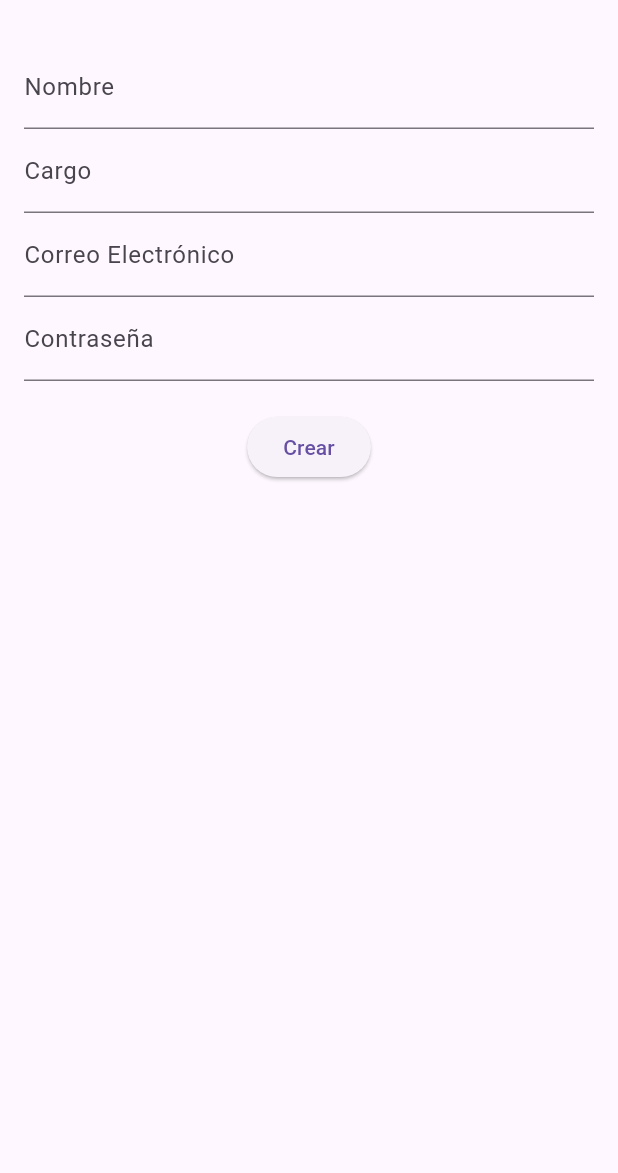
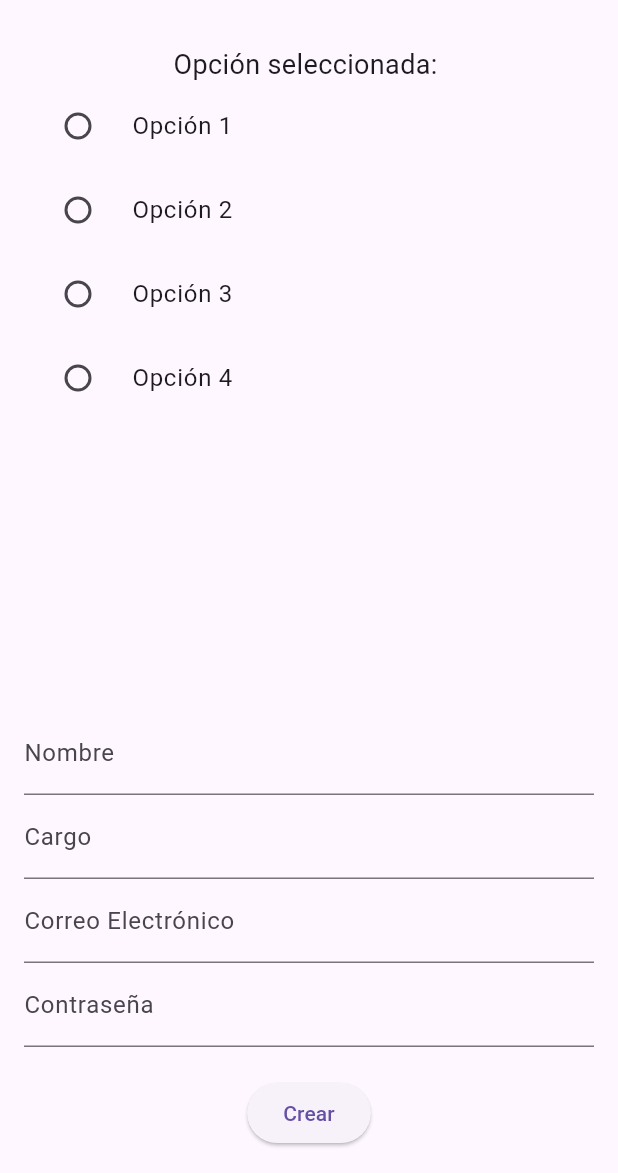
Before and after one commit to AngieMeza27/DIGAU, a Flutter app: the screen it shows after launch, on a phone screen of 412 x 824 dp, the part 63-1236 px from its top. Run offline on Flutter 3.47's test engine with Material 3 defaults, Android fonts, the phone set to English and light mode, and no system bars.

Commit message:
Gral. Agregar: Componente para opciones de usuario

```diff
--- a/lib/componets/form.dart
+++ b/lib/componets/form.dart
@@ -1,4 +1,5 @@
 import 'package:flutter/material.dart';
+import './opciones_selector.dart';
 
 class RegistroFormulario extends StatefulWidget {
   @override
@@ -12,6 +13,13 @@ class _RegistroFormularioState extends State<RegistroFormulario> {
   String _email = '';
   String _password = '';
   String _cargo = '';
+  String _opcionSeleccionada = '';
+
+  void _manejarSeleccion(String opcion) {
+    setState(() {
+      _opcionSeleccionada = opcion;
+    });
+  }
 
   @override
   Widget build(BuildContext context) {
@@ -19,6 +27,16 @@ class _RegistroFormularioState extends State<RegistroFormulario> {
       key: _formKey,
       child: Column(
         children: <Widget>[
+          Text(
+              'Opción seleccionada: $_opcionSeleccionada',
+              style: TextStyle(fontSize: 18),
+            ),
+            Expanded(
+              child: OpcionesSelector(
+                opciones: ['Opción 1', 'Opción 2', 'Opción 3', 'Opción 4'], // Las opciones que deseas mostrar
+                onSeleccionado: _manejarSeleccion, // Callback para manejar la selección
+              ),
+            ),
           TextFormField(
             decoration: InputDecoration(labelText: 'Nombre'),
             validator: (value) {
--- /dev/null
+++ b/lib/componets/opciones_selector.dart
@@ -0,0 +1,37 @@
+
+import 'package:flutter/material.dart';
+
+class OpcionesSelector extends StatefulWidget {
+  final List<String> opciones; // Lista de opciones a mostrar
+  final Function(String) onSeleccionado; // Función callback para obtener la opción seleccionada
+
+  OpcionesSelector({required this.opciones, required this.onSeleccionado});
+
+  @override
+  _OpcionesSelectorState createState() => _OpcionesSelectorState();
+}
+
+class _OpcionesSelectorState extends State<OpcionesSelector> {
+  String? _opcionSeleccionada; // Almacena la opción seleccionada
+
+  @override
+  Widget build(BuildContext context) {
+    return ListView.builder(
+      shrinkWrap: true, // Para ajustar el tamaño al contenido
+      itemCount: widget.opciones.length,
+      itemBuilder: (context, index) {
+        return RadioListTile<String>(
+          title: Text(widget.opciones[index]),
+          value: widget.opciones[index],
+          groupValue: _opcionSeleccionada,
+          onChanged: (String? value) {
+            setState(() {
+              _opcionSeleccionada = value;
+            });
+            widget.onSeleccionado(value!); // Llamamos al callback con la opción seleccionada
+          },
+        );
+      },
+    );
+  }
+}
```
